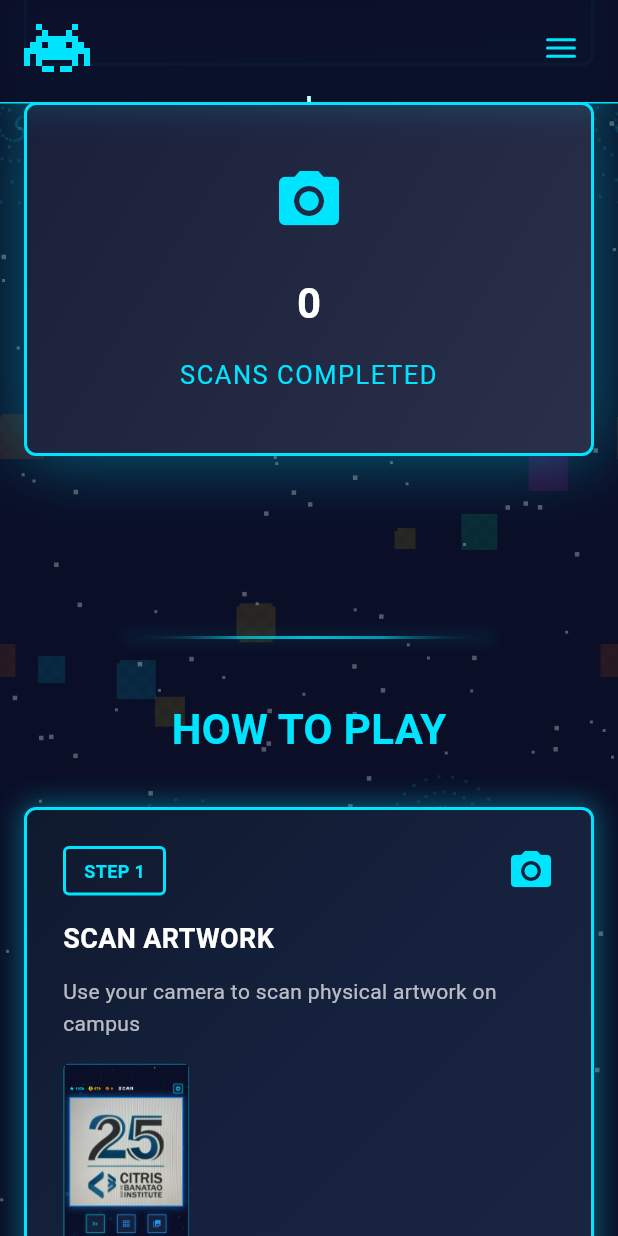
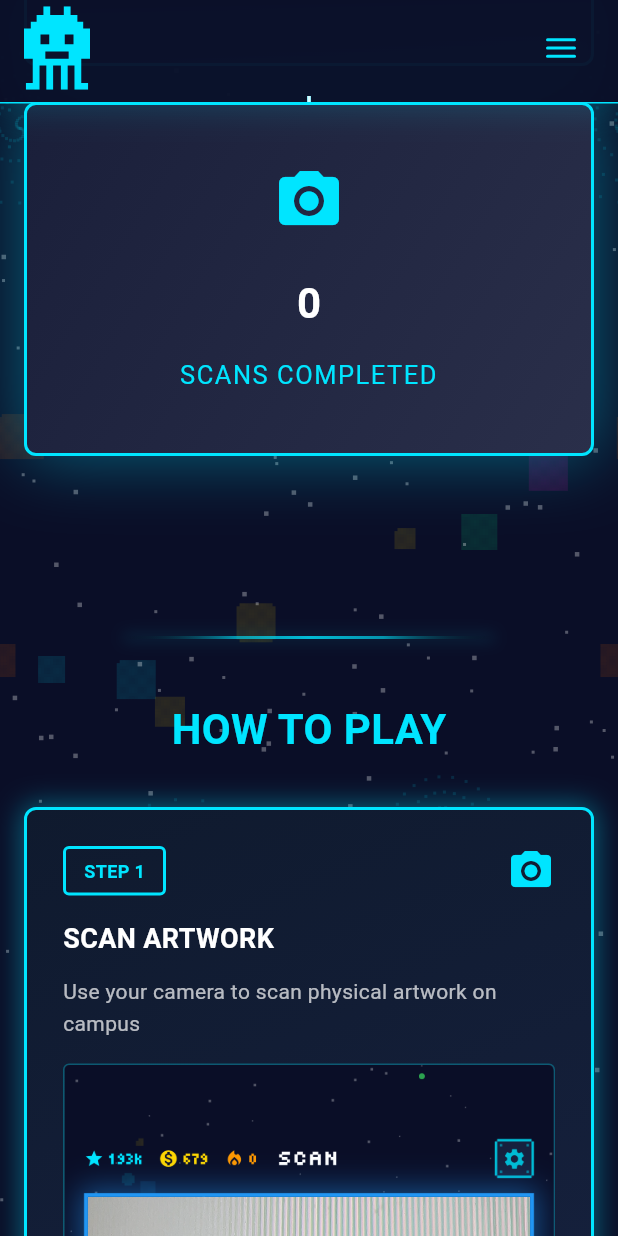
Before and after one commit to dylancc5/citris-quest-landing, a Flutter app: the screen it shows after launch, scrolled down 1728 dp, on a phone screen of 412 x 824 dp. Run offline on Flutter 3.47's test engine with Material 3 defaults, Android fonts, the light colour scheme and no system bars; our stand-ins replace flutter_svg, google_fonts, qr_flutter, supabase_flutter, visibility_detector; accounts and stored records are empty; Roboto replaces fonts that are missing (Tiny 5).

Commit message:
chore(assets): fixed demo screenshots + added custom mascot svg

```diff
--- /dev/null
+++ b/lib/widgets/common/space_invader_icon.dart
@@ -0,0 +1,31 @@
+import 'package:flutter/material.dart';
+import 'package:flutter_svg/flutter_svg.dart';
+
+/// SVG-based Space Invader icon widget
+class SpaceInvaderIcon extends StatelessWidget {
+  final double size;
+  final Color color;
+
+  const SpaceInvaderIcon({
+    super.key,
+    required this.size,
+    required this.color,
+  });
+
+  @override
+  Widget build(BuildContext context) {
+    // SVG has aspect ratio of 19:24 (width:height)
+    final width = size;
+    final height = size * (24 / 19);
+
+    return SizedBox(
+      width: width,
+      height: height,
+      child: SvgPicture.asset(
+        'assets/icons/space_invader.svg',
+        colorFilter: ColorFilter.mode(color, BlendMode.srcIn),
+        fit: BoxFit.contain,
+      ),
+    );
+  }
+}
--- a/lib/widgets/navigation/sticky_nav_bar.dart
+++ b/lib/widgets/navigation/sticky_nav_bar.dart
@@ -2,7 +2,7 @@ import 'package:flutter/material.dart';
 import 'package:google_fonts/google_fonts.dart';
 import '../../core/theme.dart';
 import '../../core/breakpoints.dart';
-import '../../painters/space_invader_painter.dart';
+import '../common/space_invader_icon.dart';
 import '../../ui/painters/segmented_progress_painter.dart';
 import '../common/primary_button.dart';
 import 'hamburger_menu_overlay.dart';
@@ -295,12 +295,9 @@ class _StickyNavBarState extends State<StickyNavBar> {
       cursor: SystemMouseCursors.click,
       child: GestureDetector(
         onTap: _scrollToTop,
-        child: SizedBox(
-          width: logoWidth,
-          height: logoHeight,
-          child: CustomPaint(
-            painter: SpaceInvaderPainter(color: AppTheme.cyanAccent),
-          ),
+        child: SpaceInvaderIcon(
+          size: logoWidth,
+          color: AppTheme.cyanAccent,
         ),
       ),
     );
--- a/lib/widgets/sections/how_to_play_section.dart
+++ b/lib/widgets/sections/how_to_play_section.dart
@@ -225,19 +225,20 @@ class _HowToPlaySectionState extends State<HowToPlaySection> {
           ),
           const SizedBox(height: 16),
           // Screenshot
-          ClipRRect(
-            borderRadius: BorderRadius.circular(4),
-            child: Container(
-              height: 180,
-              decoration: BoxDecoration(
-                border: Border.all(color: color.withValues(alpha: 0.3), width: 1),
-                borderRadius: BorderRadius.circular(4),
-              ),
+          Container(
+            width: double.infinity,
+            decoration: BoxDecoration(
+              border: Border.all(color: color.withValues(alpha: 0.3), width: 1),
+              borderRadius: BorderRadius.circular(4),
+            ),
+            child: ClipRRect(
+              borderRadius: BorderRadius.circular(4),
               child: Image.asset(
                 _getScreenshotPath(number),
-                fit: BoxFit.cover,
+                fit: BoxFit.contain,
                 errorBuilder: (context, error, stackTrace) {
                   return Container(
+                    height: 400,
                     color: AppTheme.backgroundPrimary,
                     child: Center(
                       child: Icon(Icons.image_outlined, color: color.withValues(alpha: 0.3), size: 48),
--- a/pubspec.yaml
+++ b/pubspec.yaml
@@ -16,6 +16,7 @@ dependencies:
   visibility_detector: ^0.4.0+2  # Scroll-triggered animations
   qr_flutter: ^4.1.0             # QR code generation for TestFlight
   intl: ^0.20.2                  # Number formatting for stats counter
+  flutter_svg: ^2.0.16           # SVG rendering for space invader icon
 
 dev_dependencies:
   flutter_test:
@@ -26,3 +27,4 @@ flutter:
   uses-material-design: true
   assets:
     - assets/images/
+    - assets/icons/
```
Also changed, not shown: lib/widgets/sections/credits_section.dart (+7 -2 lines), lib/widgets/sections/hero_section.dart (+7 -17 lines), assets/icons/space_invader.svg (added), pubspec.lock, 1 other file.
